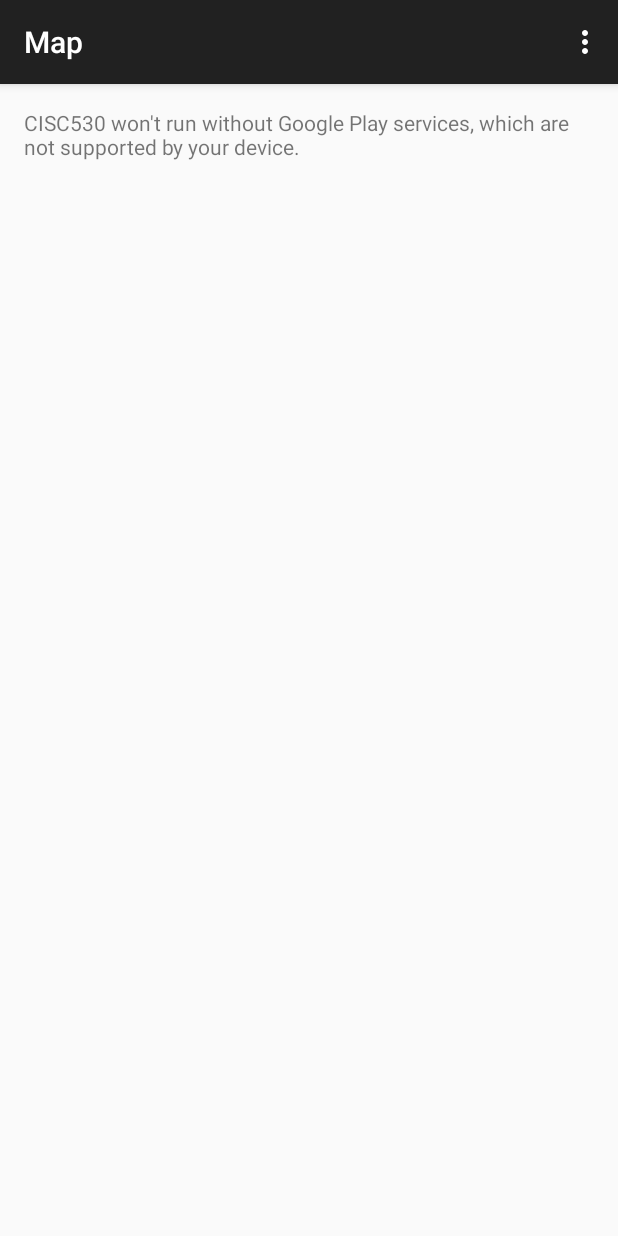
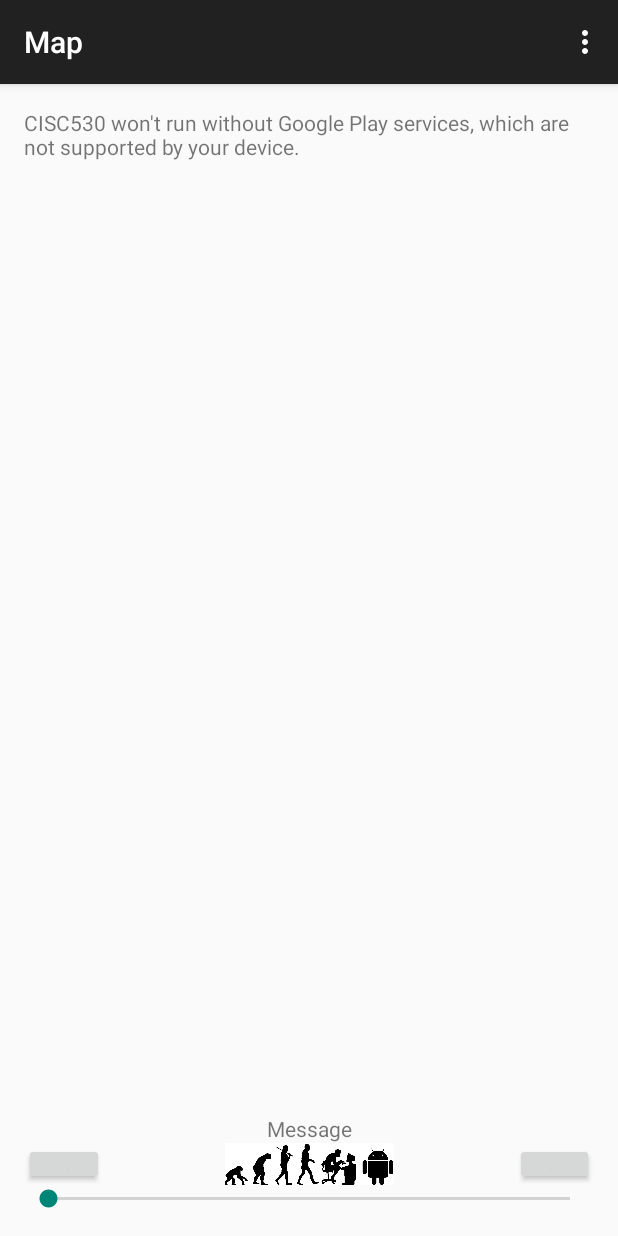
Before and after one commit to CICS-530/Android, an Android app: the MapsActivity screen opened directly, with no data from a screen before it, on a phone screen of 412 x 824 dp. Run offline under Robolectric (Android 15) with nearby library versions, the phone set to English and light mode, and no system bars; 1 statement that could not run was skipped.

Commit message:
add Time Ruler

```diff
--- a/app/src/main/res/layout/activity_maps.xml
+++ b/app/src/main/res/layout/activity_maps.xml
@@ -1,4 +1,5 @@
-<RelativeLayout xmlns:android="http://schemas.android.com/apk/res/android"
+<RelativeLayout
+    xmlns:android="http://schemas.android.com/apk/res/android"
     xmlns:tools="http://schemas.android.com/tools"
     android:layout_width="match_parent"
     android:layout_height="match_parent"
@@ -8,10 +9,71 @@
     android:paddingBottom="@dimen/activity_vertical_margin"
     tools:context=".MapsActivity">
 
-    <fragment xmlns:android="http://schemas.android.com/apk/res/android"
-        xmlns:tools="http://schemas.android.com/tools" android:layout_width="match_parent"
-        android:layout_height="match_parent" android:id="@+id/map"
-        tools:context="ca.ubc.icics.mss.cisc530.MapsActivity"
-        android:name="com.google.android.gms.maps.SupportMapFragment" />
+    <LinearLayout
+        android:orientation="vertical"
+        android:layout_width="fill_parent"
+        android:layout_height="fill_parent">
+
+        <fragment xmlns:android="http://schemas.android.com/apk/res/android"
+            xmlns:tools="http://schemas.android.com/tools" android:layout_width="match_parent"
+            android:layout_height="match_parent" android:id="@+id/map"
+            tools:context="ca.ubc.icics.mss.cisc530.MapsActivity"
+            android:name="com.google.android.gms.maps.SupportMapFragment"
+            android:layout_weight="1" />
+
+        <LinearLayout
+            android:orientation="vertical"
+            android:layout_width="fill_parent"
+            android:layout_height="wrap_content"
+            android:id="@+id/layout_time_ruler"
+            android:layout_weight="4">
+
+            <TextView
+                android:layout_width="fill_parent"
+                android:layout_height="wrap_content"
+                android:textAppearance="?android:attr/textAppearanceSmall"
+                android:text="Message"
+                android:id="@+id/txt_message"
+                android:singleLine="true"
+                android:gravity="center" />
+
+            <LinearLayout
+                android:orientation="horizontal"
+                android:layout_width="fill_parent"
+                android:layout_height="wrap_content"
+                android:layout_weight="1"
+                android:minHeight="40dp">
+
+                <Button
+                    android:layout_width="wrap_content"
+                    android:layout_height="fill_parent"
+                    android:text="&lt;"
+                    android:id="@+id/btn_pre"
+                    android:layout_weight="1" />
+
+                <ImageView
+                    android:layout_width="wrap_content"
+                    android:layout_height="wrap_content"
+                    android:id="@+id/imageView"
+                    android:src="@mipmap/evolution"
+                    android:layout_weight="3" />
+
+                <Button
+                    android:layout_width="wrap_content"
+                    android:layout_height="fill_parent"
+                    android:text=">"
+                    android:id="@+id/btn_aft"
+                    android:layout_weight="1" />
+            </LinearLayout>
+
+            <SeekBar
+                android:layout_width="fill_parent"
+                android:layout_height="wrap_content"
+                android:id="@+id/seekbar_time" />
+
+        </LinearLayout>
+
+
+    </LinearLayout>
 
 </RelativeLayout>
```
Also changed, not shown: app/src/main/res/mipmap-hdpi/evolution.png (added).
